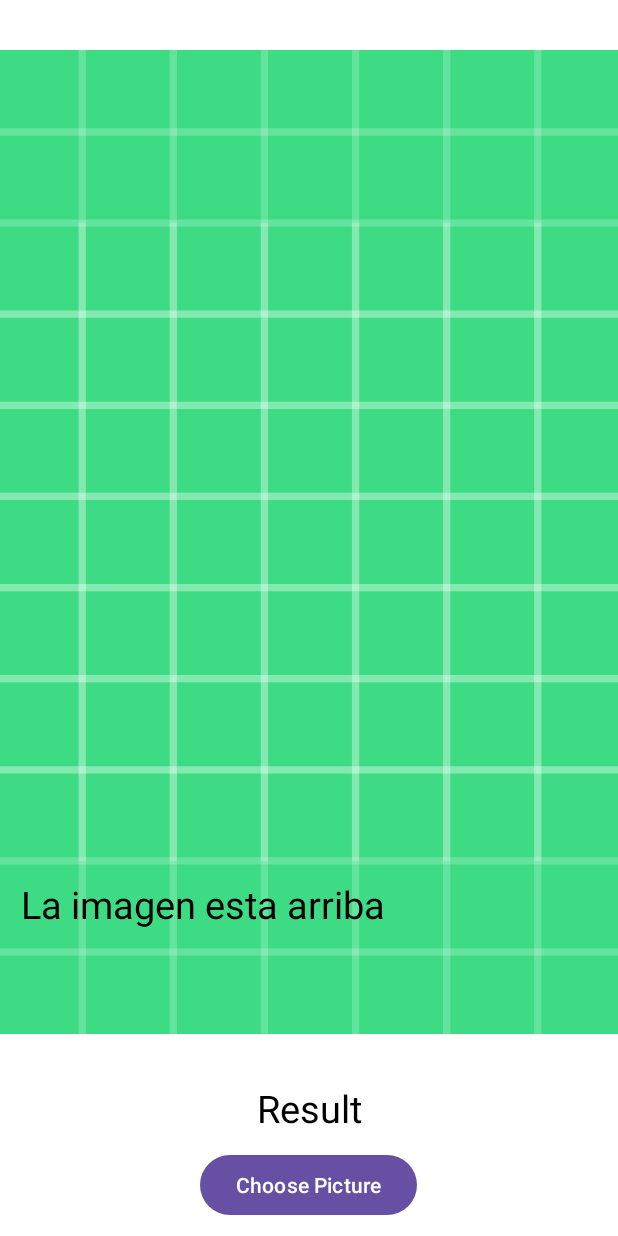
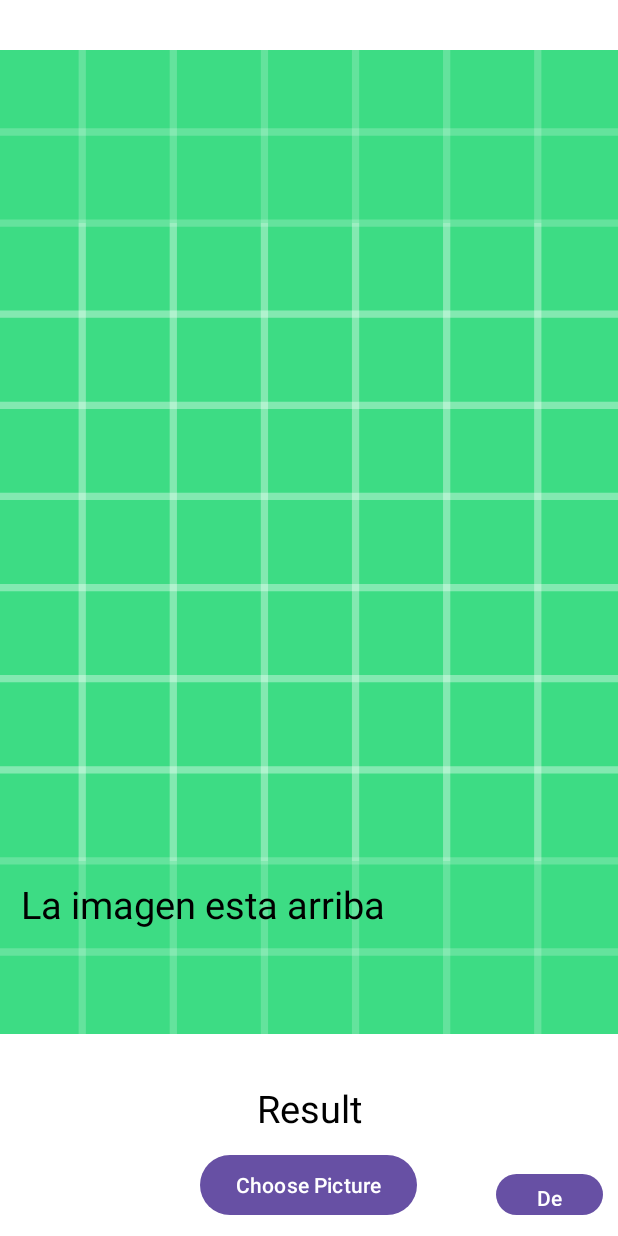
Before and after one commit to NILGroup/TFG-2324-ImagenesCiegos, an Android app: the screen it shows after launch (MainActivity), on a phone screen of 412 x 824 dp. Run offline under Robolectric (Android 15) with nearby library versions, the phone set to English and light mode, and no system bars; our stand-ins replace Firebase (no records; nobody signed in at launch, a user with empty details on screens opened directly).

Commit message:
Decir La descripción
Se ha añadido un botón que dice la descripción de la imagen, falta sincronizarlo

```diff
--- a/app/app/src/main/java/com/android/app/MainActivity.java
+++ b/app/app/src/main/java/com/android/app/MainActivity.java
@@ -10,55 +10,39 @@ import androidx.appcompat.app.AppCompatActivity;
 import androidx.core.app.ActivityCompat;
 import androidx.core.content.ContextCompat;
 
-import android.Manifest;
-import android.content.ContentResolver;
 import android.content.DialogInterface;
 import android.content.Intent;
 import android.content.pm.PackageManager;
 import android.graphics.Bitmap;
-import android.graphics.BitmapFactory;
 import android.graphics.ImageDecoder;
 import android.net.Uri;
 import android.os.Bundle;
 import android.provider.MediaStore;
 import android.util.Log;
 import android.view.View;
-import android.webkit.MimeTypeMap;
 import android.widget.Button;
 import android.widget.ImageView;
 import android.widget.TextView;
-import android.widget.Toast;
 
 import com.bumptech.glide.Glide;
 import com.bumptech.glide.load.resource.bitmap.Rotate;
 import com.bumptech.glide.request.RequestOptions;
 import com.google.android.gms.tasks.Continuation;
 import com.google.android.gms.tasks.OnCompleteListener;
-import com.google.android.gms.tasks.OnSuccessListener;
 import com.google.android.gms.tasks.Task;
 import com.google.firebase.database.FirebaseDatabase;
 import com.google.firebase.functions.FirebaseFunctions;
 import com.google.firebase.functions.HttpsCallableResult;
 import com.google.firebase.storage.FirebaseStorage;
 import com.google.firebase.storage.StorageReference;
-import com.google.firebase.storage.UploadTask;
 import com.google.firebase.database.DatabaseReference;
 
-import org.checkerframework.checker.units.qual.C;
-import org.json.JSONArray;
-import org.json.JSONException;
-import org.json.JSONObject;
-
 import java.io.ByteArrayOutputStream;
-import java.io.File;
 import java.io.IOException;
 import java.io.InputStream;
-import java.nio.file.Files;
-import java.nio.file.Paths;
 import java.util.Base64;
 import java.util.HashMap;
 import java.util.Map;
-import java.util.UUID;
 
 public class MainActivity extends AppCompatActivity {
 
@@ -71,6 +55,7 @@ public class MainActivity extends AppCompatActivity {
     TextView tvResult;
     TextView awita;
     Button btnChoosePicture;
+    Button decirDescripcion;
 
     private static final int CAMERA_PERMISSION_CODE = 223;
     private static final int READ_STORAGE_PERMISSION_CODE = 144;
@@ -79,6 +64,7 @@ public class MainActivity extends AppCompatActivity {
 
     ActivityResultLauncher<Intent> cameraLauncher;
     ActivityResultLauncher<Intent> galleryLauncher;
+     String textToSpeech;
 
     @Override
     protected void onCreate(Bundle savedInstanceState) {
@@ -87,7 +73,9 @@ public class MainActivity extends AppCompatActivity {
 
         ivPicture = findViewById(R.id.ivPicture);
         tvResult = findViewById(R.id.tvResult);
+        decirDescripcion = findViewById(R.id.decirDescripcion);
         awita = findViewById(R.id.awita);
+
         btnChoosePicture = findViewById(R.id.btnChoosePicture);
         cameraLauncher = registerForActivityResult(new ActivityResultContracts.StartActivityForResult(), new ActivityResultCallback<ActivityResult>() {
                     @Override
@@ -100,6 +88,7 @@ public class MainActivity extends AppCompatActivity {
                             callImagen(imageUri.toString()).addOnCompleteListener(new OnCompleteListener<String>() {
                                 @Override
                                 public void onComplete(@NonNull Task<String> task) {
+
                                     awita.setText(task.getResult());
                                 }
                             });
@@ -129,8 +118,7 @@ public class MainActivity extends AppCompatActivity {
                                         translatedImage(task.getResult()).addOnCompleteListener(new OnCompleteListener<String>() {
                                             @Override
                                             public void onComplete(@NonNull Task<String> task2) {
-                                                String textToSpeech = task2.getResult();
-                                                awita.setContentDescription(textToSpeech);
+                                                textToSpeech = task2.getResult();
                                                 awita.setText(task2.getResult());
                                             }
                                         });
@@ -167,6 +155,14 @@ public class MainActivity extends AppCompatActivity {
                     }
                 });
                 builder.show();
+            }
+        });
+        //TODO: Sincronizarlo bien para que haya respuesta o hacer que diga que aun no hay respuesta
+        //algo de esso (añadirlo al onComplete alomejor)
+        decirDescripcion.setOnClickListener(new View.OnClickListener() {
+            @Override
+            public void onClick(View v) {
+                decirDescripcion.setContentDescription(textToSpeech);
             }
         });
     }
@@ -266,9 +262,5 @@ public class MainActivity extends AppCompatActivity {
         });
     }
 
-    private String getFileextension(Uri muri) {
-        ContentResolver cr = getContentResolver();
-        MimeTypeMap mime = MimeTypeMap.getSingleton();
-        return mime.getExtensionFromMimeType(cr.getType(muri));
-    }
+
 }
--- a/app/app/src/main/res/layout/activity_main.xml
+++ b/app/app/src/main/res/layout/activity_main.xml
@@ -25,7 +25,6 @@
         android:layout_margin="10dp"
         android:text="Result"
         android:textColor="@color/black"
-        android:contentDescription="@string/app_name"
         android:textSize="25dp"
 
         app:layout_constraintBottom_toTopOf="@+id/btnChoosePicture"
@@ -43,7 +42,21 @@
         app:layout_constraintEnd_toEndOf="parent"
         app:layout_constraintStart_toStartOf="parent"
         app:layout_constraintTop_toTopOf="parent"
-        app:layout_constraintVertical_bias="0.817" />
+        app:layout_constraintVertical_bias="0.817"
+        android:contentDescription="@string/app_name" />
+
+    <Button
+        android:id="@+id/decirDescripcion"
+        android:layout_width="71dp"
+        android:layout_height="35dp"
+        android:layout_margin="10dp"
+        android:text="Descripción"
+        app:layout_constraintBottom_toBottomOf="parent"
+        app:layout_constraintEnd_toEndOf="parent"
+        app:layout_constraintHorizontal_bias="1.0"
+        app:layout_constraintStart_toStartOf="parent"
+        app:layout_constraintTop_toTopOf="parent"
+        app:layout_constraintVertical_bias="1.0" />
 
     <Button
         android:id="@+id/btnChoosePicture"
```
